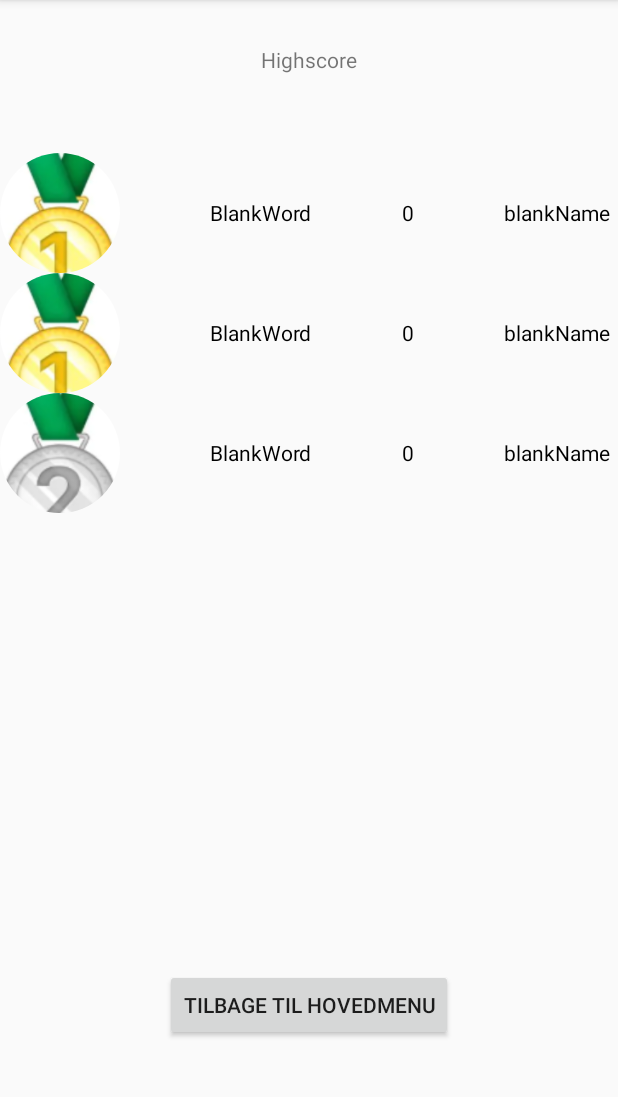
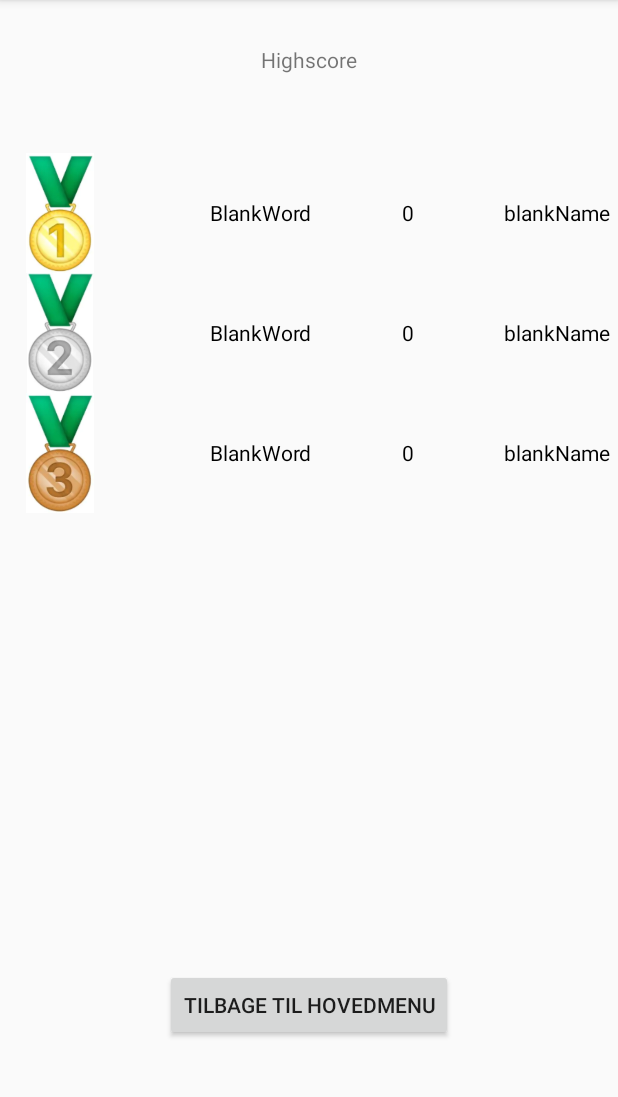
Before and after one commit to LeAlpha/HangMan2, an Android app: the Highscore screen opened directly, with no data from a screen before it, on a phone screen of 412 x 824 dp, the part 84-1181 px from its top. Run offline under Robolectric (Android 15) with nearby library versions, the phone set to English and light mode, and no system bars.

Commit message:
RV rettet scoreboard pics

```diff
--- a/app/src/main/java/com/example/oii/hangman/RecyclerviewAdapter.java
+++ b/app/src/main/java/com/example/oii/hangman/RecyclerviewAdapter.java
@@ -38,9 +38,8 @@ public class RecyclerviewAdapter extends RecyclerView.Adapter<RecyclerviewAdapte
         viewHolder.text2.setText(score.get(i).toString());
         viewHolder.text3.setText(player.get(i));
 
-        if(i == 1){viewHolder.image.setImageResource(R.drawable.gold);}
-        if(i == 2){viewHolder.image.setImageResource(R.drawable.silver);}
-        if(i == 3){viewHolder.image.setImageResource(R.drawable.bronze);}
+        if(i == 1){viewHolder.image.setImageResource(R.drawable.silver);}
+        if(i == 2){viewHolder.image.setImageResource(R.drawable.bronze);}
     }
 
     @Override
--- a/app/src/main/res/layout/layout_listitem.xml
+++ b/app/src/main/res/layout/layout_listitem.xml
@@ -7,11 +7,12 @@
 
     >
 
-    <de.hdodenhof.circleimageview.CircleImageView
+    <ImageView
         android:id="@+id/listImage"
         android:layout_width="80dp"
         android:layout_height="80dp"
         android:src="@drawable/gold"
+
         />
 
     <TextView
```
